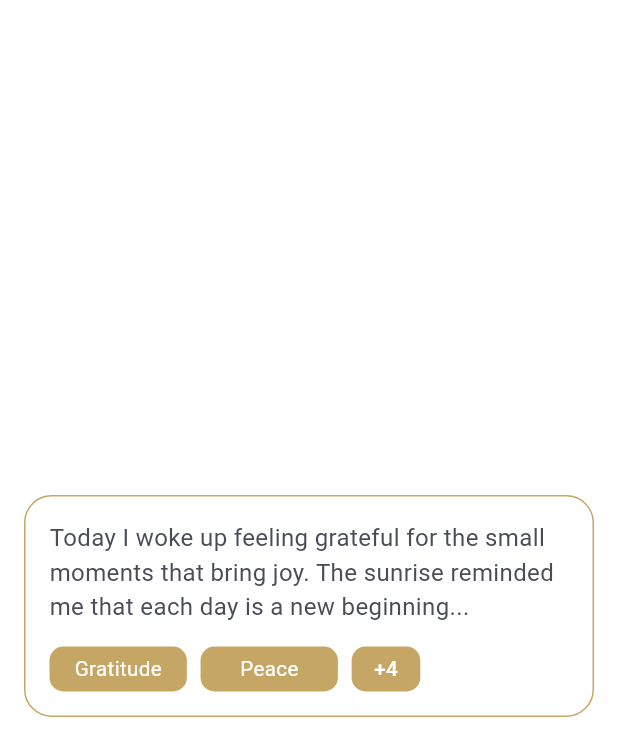
After one commit to Protiva-Bose/Package-Function, a Flutter app: the XContainer screen opened by its route, on a phone screen of 412 x 824 dp. The commit adds this screen. Shown: the top 756 px of the screen. Run offline on Flutter 3.47's test engine with Material 3 defaults, Android fonts, the phone set to English and light mode, and no system bars; our stand-ins replace carousel_slider, dio, flutter_screenutil, flutter_svg, get_it, shared_preferences and 2 more; missing offline and left inert: flutter_signature_pad, photo_manager; accounts and stored records are empty.

Commit message:
create +x container function

```diff
--- a/lib/app/routes/app_routes.dart
+++ b/lib/app/routes/app_routes.dart
@@ -1,6 +1,7 @@
 import 'package:flutter/cupertino.dart';
 import '../../core/constant/route_names.dart';
 import '../../feature/  table_calendar/Calender_screen.dart';
+import '../../feature/+x_container/container_screen.dart';
 import '../../feature/carousel_slider/carousel_Slider.dart';
 import '../../feature/dialog/dialog_screen.dart';
 import '../../feature/home/home_Screen.dart';
@@ -19,6 +20,7 @@ class AppRoutes {
     RouteNames.calenderScreen: (context) =>  CalenderScreen(),
     RouteNames.dialogScreen: (context) =>  DialogScreen(),
     RouteNames.signatureScreen: (context) =>  SignatureScreen(),
+    RouteNames.xContainer: (context) =>  XContainer(),
 
   };
 }
--- a/lib/core/constant/route_names.dart
+++ b/lib/core/constant/route_names.dart
@@ -7,5 +7,6 @@ class RouteNames {
   static const String calenderScreen = 'calenderScreen';
   static const String dialogScreen = 'dialogScreen';
   static const String signatureScreen = 'signatureScreen';
+  static const String xContainer = 'xContainer';
 
 }
--- /dev/null
+++ b/lib/feature/+x_container/container_screen.dart
@@ -0,0 +1,124 @@
+import 'package:flutter/material.dart';
+import 'package:flutter_screenutil/flutter_screenutil.dart';
+
+class XContainer extends StatefulWidget {
+  const XContainer({super.key});
+
+  @override
+  State<XContainer> createState() => _XContainerState();
+}
+class _XContainerState extends State<XContainer> {
+
+  bool _showAllTags = false;
+
+  final List<String> tags = [
+    'Gratitude',
+    'Peace',
+    'Mindfulness',
+    'Growth',
+    'Hope',
+    'Focus'
+  ];
+
+  @override
+  Widget build(BuildContext context) {
+    return Scaffold(
+      body: Padding(
+        padding: const EdgeInsets.only(left: 16.0, right: 16, bottom: 16),
+        child: Column(
+          crossAxisAlignment: CrossAxisAlignment.center,
+          mainAxisAlignment: MainAxisAlignment.center,
+          children: [
+            Container(
+              decoration: BoxDecoration(
+                border: Border.all(color: const Color(0xffC6A664)),
+                borderRadius: BorderRadius.circular(16.r),
+              ),
+              child: Padding(
+                padding: const EdgeInsets.all(16.0),
+                child: Column(
+                  spacing: 15,
+                  children: [
+                    Text(
+                      'Today I woke up feeling grateful for the small moments that bring joy. The sunrise reminded me that each day is a new beginning...',
+                      style: TextStyle(
+                        color: const Color(0xff4A4C56),
+                        fontSize: 14.sp,
+                        fontWeight: FontWeight.w400,
+                      ),
+                    ),
+
+                    SizedBox(
+                      height: 25.h,
+                      child: ListView.builder(
+                        itemCount: _showAllTags
+                            ? tags.length
+                            : (tags.length > 2 ? 3 : tags.length),
+                        scrollDirection: Axis.horizontal,
+                        itemBuilder: (context, index) {
+
+                          if (!_showAllTags &&
+                              index == 2 &&
+                              tags.length > 2) {
+                            int remaining = tags.length - 2;
+                            return GestureDetector(
+                              onTap: () {
+                                setState(() {
+                                  _showAllTags = true;
+                                });
+                              },
+                              child: Container(
+                                width: 40.w,
+                                height: 20.h,
+                                margin: EdgeInsets.only(right: 8.w),
+                                decoration: BoxDecoration(
+                                  color: Color(0xffC6A664),
+                                  borderRadius: BorderRadius.circular(8.r),
+                                ),
+                                child: Center(
+                                  child: Text(
+                                    '+$remaining',
+                                    style: TextStyle(
+                                      color: Colors.white,
+                                      fontSize: 12.sp,
+                                      fontWeight: FontWeight.w500,
+                                    ),
+                                  ),
+                                ),
+                              ),
+                            );
+                          }
+
+                          // Normal tag container
+                          return Container(
+                            width: 80.w,
+                            height: 20.h,
+                            margin: EdgeInsets.only(right: 8.w),
+                            decoration: BoxDecoration(
+                              color: const Color(0xffC6A664),
+                              borderRadius: BorderRadius.circular(8.r),
+                            ),
+                            child: Center(
+                              child: Text(
+                                tags[index],
+                                style: TextStyle(
+                                  color: Colors.white,
+                                  fontSize: 12.sp,
+                                  fontWeight: FontWeight.w400,
+                                ),
+                              ),
+                            ),
+                          );
+                        },
+                      ),
+                    ),
+                  ],
+                ),
+              ),
+            ),
+          ],
+        ),
+      ),
+    );
+  }
+}
--- a/lib/feature/home/home_Screen.dart
+++ b/lib/feature/home/home_Screen.dart
@@ -1,6 +1,7 @@
 import 'package:flutter/material.dart';
 import 'package:packages/feature/%20%20table_calendar/Calender_screen.dart';
 
+import '../+x_container/container_screen.dart';
 import '../carousel_slider/carousel_Slider.dart';
 import '../dialog/dialog_screen.dart';
 import '../selected_star/selected_star.dart';
@@ -82,6 +83,11 @@ class _HomeScreenState extends State<HomeScreen>
       'title': 'Dialog',
       'description': 'The resizeToAvoidBottomInset property in a Scaffold controls whether the body of the Scaffold should resize when the on-screen keyboard appears (or when any system inset appears, like a bottom navigation bar or the keyboard).',
       'screen': const DialogScreen(),
+    },
+    {
+      'title': '+X” container',
+      'description': 'It updates the UI when you tap the “+X” container — ',
+      'screen': const XContainer(),
     },
 
   ];
```
